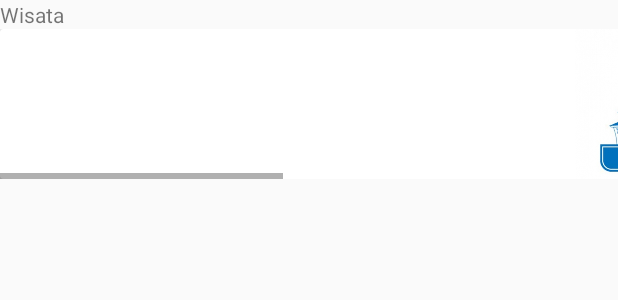
After one commit to FaatihSyauqi/AndroidProject, an Android app: the layout fragment_album_view.xml on its own in the app's theme, with its tools: preview values and no code run, on a phone screen of 412 x 824 dp. The commit adds this screen. Shown: the top 300 px of the screen. Run offline under Robolectric (Android 15) with nearby library versions, the phone set to English and light mode, and no system bars.

Commit message:
Fragmen Album Card

```diff
--- a/Testing/Testing1/aplikasiandroid/app/src/main/java/com/example/irakusnindi/home/AlbumAdapter.java
+++ b/Testing/Testing1/aplikasiandroid/app/src/main/java/com/example/irakusnindi/home/AlbumAdapter.java
@@ -5,12 +5,10 @@ import android.support.v7.widget.PopupMenu;
 import android.support.v7.widget.RecyclerView;
 import android.view.LayoutInflater;
 import android.view.MenuInflater;
-import android.view.MenuItem;
 import android.view.View;
 import android.view.ViewGroup;
 import android.widget.ImageView;
 import android.widget.TextView;
-import android.widget.Toast;
 
 import java.util.List;
 
@@ -43,7 +41,7 @@ public class AlbumAdapter extends RecyclerView.Adapter<AlbumAdapter.MyViewHolder
 
     @Override
     public MyViewHolder onCreateViewHolder(ViewGroup parent, int viewType) {
-        View itemView = LayoutInflater.from(parent.getContext()).inflate(R.layout.album_card, parent, false);
+        View itemView = LayoutInflater.from(parent.getContext()).inflate(R.layout.fragment_album_view, parent, false);
 
         return new MyViewHolder(itemView);
     }
--- /dev/null
+++ b/Testing/Testing1/aplikasiandroid/app/src/main/res/layout/fragment_album_view.xml
@@ -0,0 +1,40 @@
+<LinearLayout xmlns:android="http://schemas.android.com/apk/res/android"
+    xmlns:card_view="http://schemas.android.com/apk/res-auto"
+    android:layout_width="match_parent"
+    android:layout_height="match_parent"
+    android:orientation="vertical">
+
+    <TextView
+        android:id="@+id/textView2"
+        android:layout_width="match_parent"
+        android:layout_height="wrap_content"
+        android:text="Wisata" />
+
+    <LinearLayout
+        android:layout_width="match_parent"
+        android:layout_height="100dp"
+        android:orientation="horizontal">
+
+        <HorizontalScrollView
+            android:layout_width="match_parent"
+            android:layout_height="match_parent">
+
+            <LinearLayout
+                android:layout_width="match_parent"
+                android:layout_height="match_parent"
+                android:orientation="vertical">
+
+                <android.support.v7.widget.CardView
+                    android:layout_width="match_parent"
+                    android:layout_height="match_parent">
+
+                    <ImageView
+                        android:id="@+id/imageView"
+                        android:layout_width="wrap_content"
+                        android:layout_height="wrap_content"
+                        card_view:srcCompat="@drawable/bandung" />
+                </android.support.v7.widget.CardView>
+            </LinearLayout>
+        </HorizontalScrollView>
+    </LinearLayout>
+</LinearLayout>
```
Also changed, not shown: Testing/Testing1/aplikasiandroid/app/src/main/res/layout/album_card.xml (deleted, +0 -48 lines).
